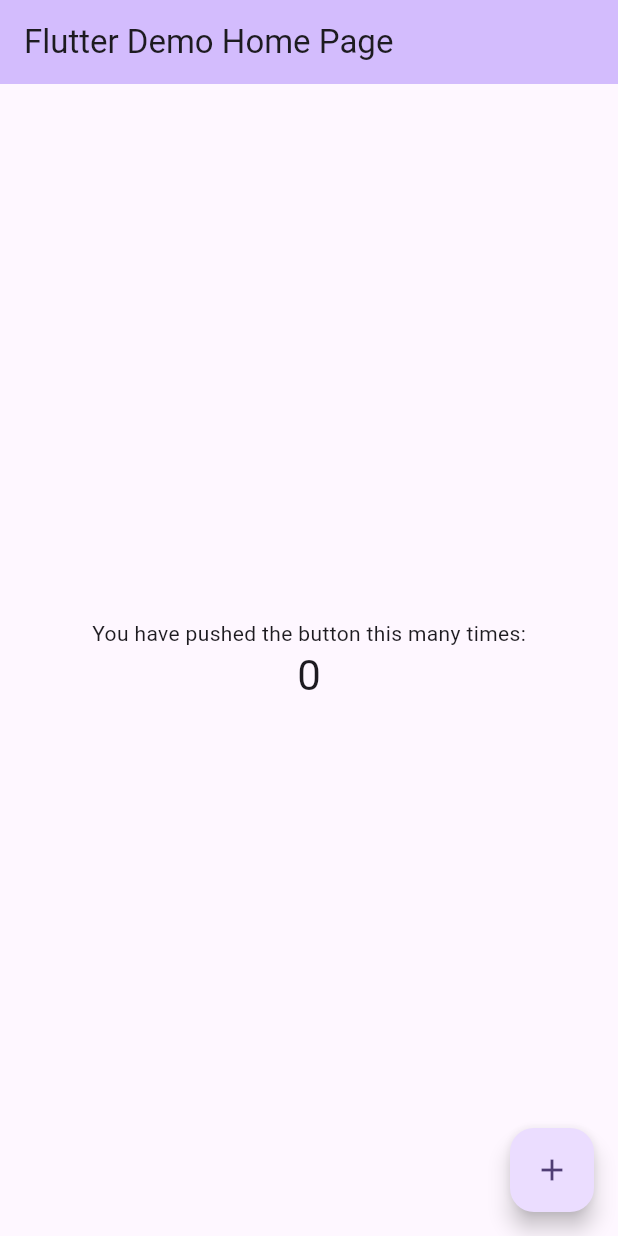
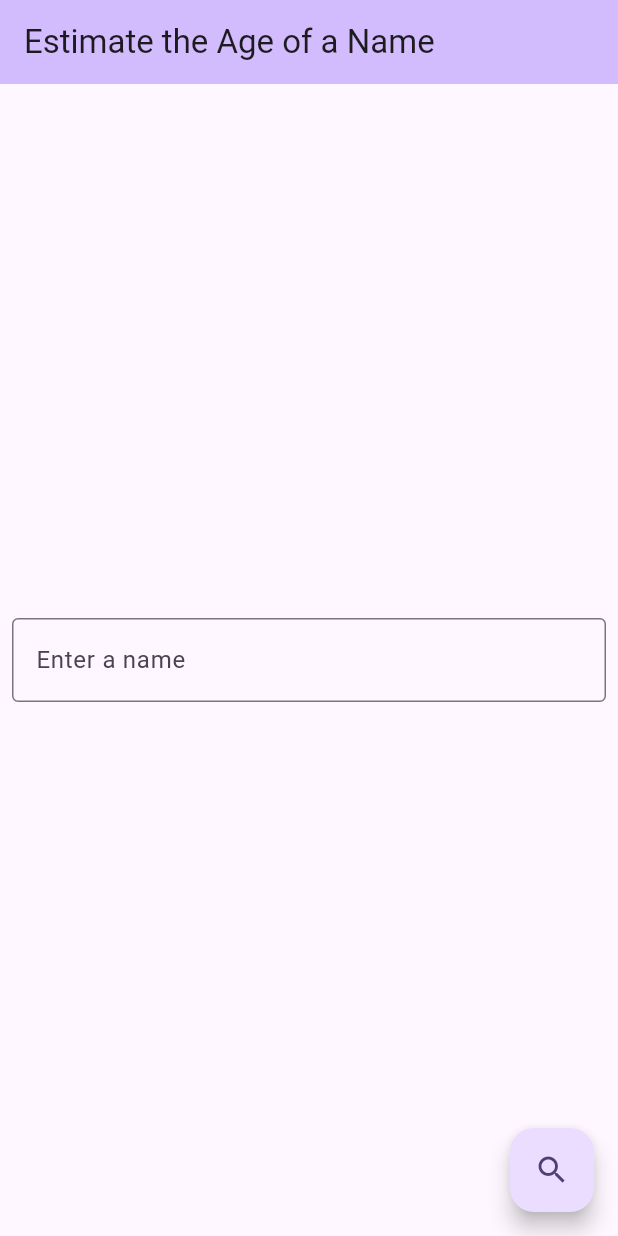
Before and after one commit to lukashecke/neon-challange, a Flutter app: the screen it shows after launch, on a phone screen of 412 x 824 dp. Run offline on Flutter 3.47's test engine with Material 3 defaults, Android fonts, the light colour scheme and no system bars.

Commit message:
initial main page

```diff
--- a/neon/lib/main.dart
+++ b/neon/lib/main.dart
@@ -4,50 +4,30 @@
   runApp(const MyApp());
 }
 
+/// This is the main application widget.
 class MyApp extends StatelessWidget {
+  /// This is the main application constructor.
   const MyApp({super.key});
 
-  // This widget is the root of your application.
   @override
   Widget build(BuildContext context) {
     return MaterialApp(
       title: 'Flutter Demo',
       theme: ThemeData(
-        // This is the theme of your application.
-        //
-        // TRY THIS: Try running your application with "flutter run". You'll see
-        // the application has a purple toolbar. Then, without quitting the app,
-        // try changing the seedColor in the colorScheme below to Colors.green
-        // and then invoke "hot reload" (save your changes or press the "hot
-        // reload" button in a Flutter-supported IDE, or press "r" if you used
-        // the command line to start the app).
-        //
-        // Notice that the counter didn't reset back to zero; the application
-        // state is not lost during the reload. To reset the state, use hot
-        // restart instead.
-        //
-        // This works for code too, not just values: Most code changes can be
-        // tested with just a hot reload.
         colorScheme: ColorScheme.fromSeed(seedColor: Colors.deepPurple),
         useMaterial3: true,
       ),
-      home: const MyHomePage(title: 'Flutter Demo Home Page'),
+      home: const MyHomePage(title: 'Estimate the Age of a Name'),
     );
   }
 }
 
+/// Initial page of the application.
 class MyHomePage extends StatefulWidget {
-  const MyHomePage({super.key, required this.title});
+  /// This is the main page constructor.
+  const MyHomePage({required this.title, super.key});
 
-  // This widget is the home page of your application. It is stateful, meaning
-  // that it has a State object (defined below) that contains fields that affect
-  // how it looks.
-
-  // This class is the configuration for the state. It holds the values (in this
-  // case the title) provided by the parent (in this case the App widget) and
-  // used by the build method of the State. Fields in a Widget subclass are
-  // always marked "final".
-
+  /// The title of the page.
   final String title;
 
   @override
@@ -59,67 +39,32 @@
 
   void _incrementCounter() {
     setState(() {
-      // This call to setState tells the Flutter framework that something has
-      // changed in this State, which causes it to rerun the build method below
-      // so that the display can reflect the updated values. If we changed
-      // _counter without calling setState(), then the build method would not be
-      // called again, and so nothing would appear to happen.
       _counter++;
     });
   }
 
   @override
   Widget build(BuildContext context) {
-    // This method is rerun every time setState is called, for instance as done
-    // by the _incrementCounter method above.
-    //
-    // The Flutter framework has been optimized to make rerunning build methods
-    // fast, so that you can just rebuild anything that needs updating rather
-    // than having to individually change instances of widgets.
     return Scaffold(
       appBar: AppBar(
-        // TRY THIS: Try changing the color here to a specific color (to
-        // Colors.amber, perhaps?) and trigger a hot reload to see the AppBar
-        // change color while the other colors stay the same.
         backgroundColor: Theme.of(context).colorScheme.inversePrimary,
-        // Here we take the value from the MyHomePage object that was created by
-        // the App.build method, and use it to set our appbar title.
         title: Text(widget.title),
       ),
-      body: Center(
-        // Center is a layout widget. It takes a single child and positions it
-        // in the middle of the parent.
-        child: Column(
-          // Column is also a layout widget. It takes a list of children and
-          // arranges them vertically. By default, it sizes itself to fit its
-          // children horizontally, and tries to be as tall as its parent.
-          //
-          // Column has various properties to control how it sizes itself and
-          // how it positions its children. Here we use mainAxisAlignment to
-          // center the children vertically; the main axis here is the vertical
-          // axis because Columns are vertical (the cross axis would be
-          // horizontal).
-          //
-          // TRY THIS: Invoke "debug painting" (choose the "Toggle Debug Paint"
-          // action in the IDE, or press "p" in the console), to see the
-          // wireframe for each widget.
-          mainAxisAlignment: MainAxisAlignment.center,
-          children: <Widget>[
-            const Text(
-              'You have pushed the button this many times:',
-            ),
-            Text(
-              '$_counter',
-              style: Theme.of(context).textTheme.headlineMedium,
-            ),
-          ],
-        ),
+      body: const Padding(
+        padding: EdgeInsets.all(8),
+        child: Center(
+            child: TextField(
+          decoration: InputDecoration(
+            border: OutlineInputBorder(),
+            labelText: 'Enter a name',
+          ),
+        )),
       ),
       floatingActionButton: FloatingActionButton(
         onPressed: _incrementCounter,
         tooltip: 'Increment',
-        child: const Icon(Icons.add),
-      ), // This trailing comma makes auto-formatting nicer for build methods.
+        child: const Icon(Icons.search),
+      ),
     );
   }
 }
```
